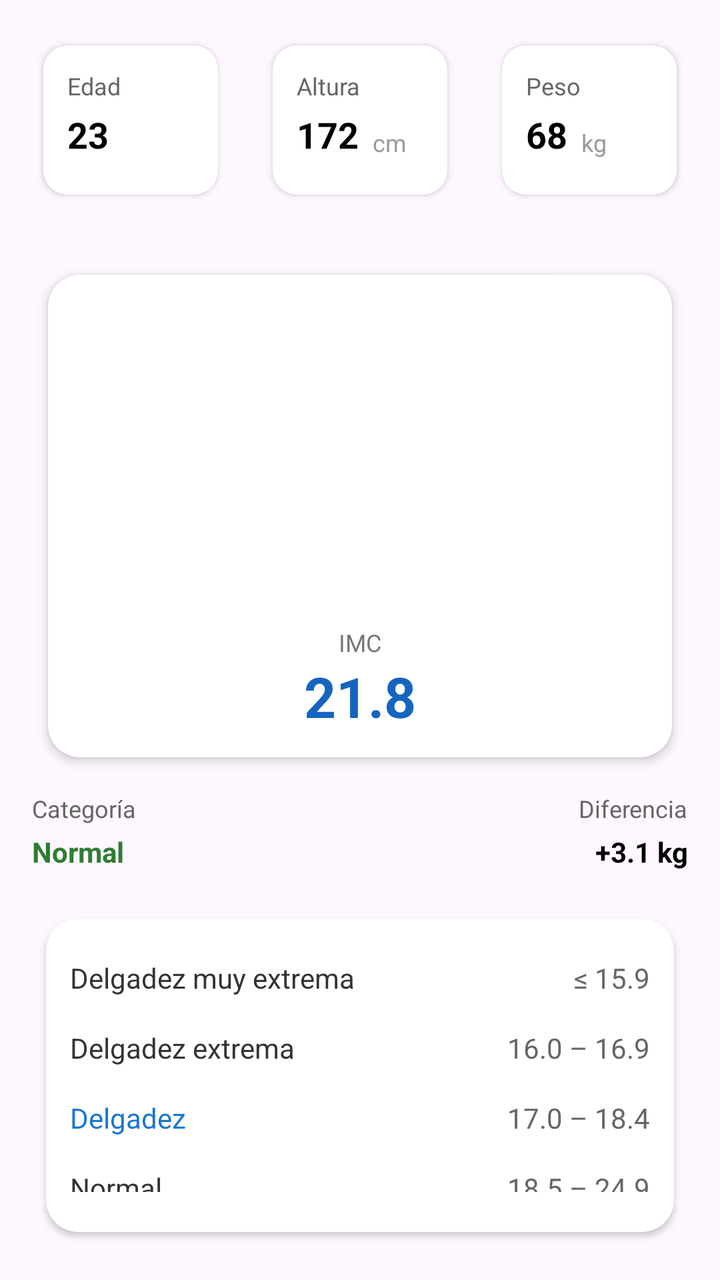
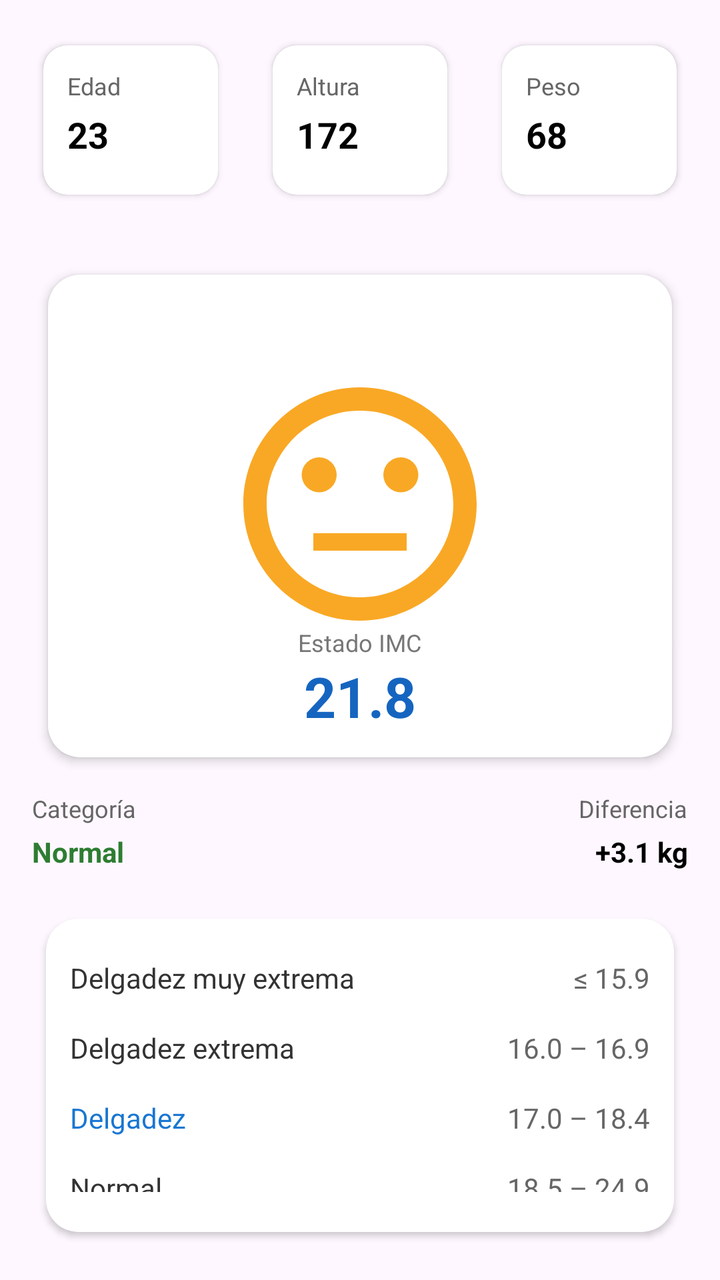

Screens rendered from an Android XML layout before and after an edit, with the pre-edit source and the edit as a unified diff.
<!-- AndroidManifest.xml: application theme Theme.MedTrack -->
<!-- res/layout/view_resumen_salud.xml -->
<?xml version="1.0" encoding="utf-8"?>
<LinearLayout xmlns:android="http://schemas.android.com/apk/res/android"
    xmlns:app="http://schemas.android.com/apk/res-auto"
    android:layout_width="match_parent"
    android:layout_height="wrap_content"
    android:background="?attr/colorSurface"
    android:orientation="vertical">


    <LinearLayout
        android:layout_width="match_parent"
        android:layout_height="wrap_content"
        android:orientation="horizontal"
        android:padding="16dp"
        android:gravity="center">


        <androidx.cardview.widget.CardView
            android:layout_width="0dp"
            android:layout_height="88dp"
            android:layout_weight="1"
            android:layout_marginEnd="8dp"
            app:cardCornerRadius="12dp"
            app:cardElevation="2dp"
            app:cardUseCompatPadding="true">

            <LinearLayout
                android:layout_width="match_parent"
                android:layout_height="match_parent"
                android:orientation="vertical"
                android:padding="12dp">

                <TextView
                    android:layout_width="wrap_content"
                    android:layout_height="wrap_content"
                    android:text="Edad"
                    android:textColor="#666"
                    android:textSize="12sp" />

                <TextView
                    android:layout_width="wrap_content"
                    android:layout_height="wrap_content"
                    android:text="23"
                    android:textStyle="bold"
                    android:textSize="18sp"
                    android:layout_marginTop="4dp" />
            </LinearLayout>
        </androidx.cardview.widget.CardView>


        <androidx.cardview.widget.CardView
            android:layout_width="0dp"
            android:layout_height="88dp"
            android:layout_weight="1"
            android:layout_marginHorizontal="8dp"
            app:cardCornerRadius="12dp"
            app:cardElevation="2dp"
            app:cardUseCompatPadding="true">

            <LinearLayout
                android:layout_width="match_parent"
                android:layout_height="match_parent"
                android:orientation="vertical"
                android:padding="12dp">

                <TextView
                    android:layout_width="wrap_content"
                    android:layout_height="wrap_content"
                    android:text="Altura"
                    android:textColor="#666"
                    android:textSize="12sp" />

                <LinearLayout
                    android:layout_width="wrap_content"
                    android:layout_height="wrap_content"
                    android:orientation="horizontal"
                    android:layout_marginTop="4dp">

                    <TextView
                        android:layout_width="wrap_content"
                        android:layout_height="wrap_content"
                        android:text="172"
                        android:textStyle="bold"
                        android:textSize="18sp" />

                    <TextView
                        android:layout_width="wrap_content"
                        android:layout_height="wrap_content"
                        android:text=" cm"
                        android:textSize="12sp"
                        android:textColor="#999"
                        android:layout_marginStart="4dp"
                        android:layout_gravity="bottom" />
                </LinearLayout>
            </LinearLayout>
        </androidx.cardview.widget.CardView>


        <androidx.cardview.widget.CardView
            android:layout_width="0dp"
            android:layout_height="88dp"
            android:layout_weight="1"
            android:layout_marginStart="8dp"
            app:cardCornerRadius="12dp"
            app:cardElevation="2dp"
            app:cardUseCompatPadding="true">

            <LinearLayout
                android:layout_width="match_parent"
                android:layout_height="match_parent"
                android:orientation="vertical"
                android:padding="12dp">

                <TextView
                    android:layout_width="wrap_content"
                    android:layout_height="wrap_content"
                    android:text="Peso"
                    android:textColor="#666"
                    android:textSize="12sp" />

                <LinearLayout
                    android:layout_width="wrap_content"
                    android:layout_height="wrap_content"
                    android:orientation="horizontal"
                    android:layout_marginTop="4dp">

                    <TextView
                        android:layout_width="wrap_content"
                        android:layout_height="wrap_content"
                        android:text="68"
                        android:textStyle="bold"
                        android:textSize="18sp" />

                    <TextView
                        android:layout_width="wrap_content"
                        android:layout_height="wrap_content"
                        android:text=" kg"
                        android:textSize="12sp"
                        android:textColor="#999"
                        android:layout_marginStart="4dp"
                        android:layout_gravity="bottom" />
                </LinearLayout>
            </LinearLayout>
        </androidx.cardview.widget.CardView>

    </LinearLayout>


    <androidx.cardview.widget.CardView
        android:layout_width="match_parent"
        android:layout_height="260dp"
        android:layout_marginHorizontal="16dp"
        android:layout_marginTop="8dp"
        app:cardCornerRadius="16dp"
        app:cardElevation="3dp"
        app:cardUseCompatPadding="true">

        <FrameLayout
            android:layout_width="match_parent"
            android:layout_height="match_parent">

            <ImageView
                android:layout_width="match_parent"
                android:layout_height="200dp"
                android:layout_gravity="top|center_horizontal"
                android:scaleType="fitCenter"
                android:contentDescription="Gauge IMC" />
            

            <LinearLayout
                android:layout_width="match_parent"
                android:layout_height="wrap_content"
                android:layout_gravity="bottom|center_horizontal"
                android:orientation="vertical"
                android:gravity="center"
                android:paddingBottom="12dp">

                <TextView
                    android:layout_width="wrap_content"
                    android:layout_height="wrap_content"
                    android:text="IMC"
                    android:textColor="#777"
                    android:textSize="12sp" />

                <TextView
                    android:layout_width="wrap_content"
                    android:layout_height="wrap_content"
                    android:text="21.8"
                    android:textStyle="bold"
                    android:textSize="28sp"
                    android:textColor="#1565C0" />
            </LinearLayout>
        </FrameLayout>
    </androidx.cardview.widget.CardView>


    <LinearLayout
        android:layout_width="match_parent"
        android:layout_height="wrap_content"
        android:orientation="horizontal"
        android:paddingHorizontal="16dp"
        android:paddingTop="8dp">

        <LinearLayout
            android:layout_width="0dp"
            android:layout_height="wrap_content"
            android:layout_weight="1"
            android:orientation="vertical">

            <TextView
                android:layout_width="wrap_content"
                android:layout_height="wrap_content"
                android:text="Categoría"
                android:textColor="#666"
                android:textSize="12sp" />

            <TextView
                android:layout_width="wrap_content"
                android:layout_height="wrap_content"
                android:text="Normal"
                android:textColor="#2E7D32"
                android:textStyle="bold"
                android:layout_marginTop="4dp" />
        </LinearLayout>

        <LinearLayout
            android:layout_width="0dp"
            android:layout_height="wrap_content"
            android:layout_weight="1"
            android:gravity="end"
            android:orientation="vertical">

            <TextView
                android:layout_width="wrap_content"
                android:layout_height="wrap_content"
                android:text="Diferencia"
                android:textColor="#666"
                android:textSize="12sp" />

            <TextView
                android:layout_width="wrap_content"
                android:layout_height="wrap_content"
                android:text="+3.1 kg"
                android:textStyle="bold"
                android:layout_marginTop="4dp" />
        </LinearLayout>
    </LinearLayout>


    <androidx.cardview.widget.CardView
        android:layout_width="match_parent"
        android:layout_height="wrap_content"
        android:layout_margin="16dp"
        app:cardCornerRadius="16dp"
        app:cardElevation="2dp"
        app:cardUseCompatPadding="true">

        <LinearLayout
            android:layout_width="match_parent"
            android:layout_height="wrap_content"
            android:orientation="vertical"
            android:padding="12dp">

            <LinearLayout
                android:layout_width="match_parent"
                android:layout_height="wrap_content"
                android:orientation="horizontal"
                android:paddingVertical="8dp">
                <TextView
                    android:layout_width="0dp"
                    android:layout_height="wrap_content"
                    android:layout_weight="1"
                    android:text="Delgadez muy extrema"
                    android:textSize="14sp"
                    android:textColor="#333"/>
                <TextView
                    android:layout_width="wrap_content"
                    android:layout_height="wrap_content"
                    android:text="≤ 15.9"
                    android:textSize="14sp"
                    android:textColor="#666"/>
            </LinearLayout>

            <LinearLayout
                android:layout_width="match_parent"
                android:layout_height="wrap_content"
                android:orientation="horizontal"
                android:paddingVertical="8dp">
                <TextView
                    android:layout_width="0dp"
                    android:layout_height="wrap_content"
                    android:layout_weight="1"
                    android:text="Delgadez extrema"
                    android:textSize="14sp"
                    android:textColor="#333"/>
                <TextView
                    android:layout_width="wrap_content"
                    android:layout_height="wrap_content"
                    android:text="16.0 – 16.9"
                    android:textSize="14sp"
                    android:textColor="#666"/>
            </LinearLayout>

            <LinearLayout
                android:layout_width="match_parent"
                android:layout_height="wrap_content"
                android:orientation="horizontal"
                android:paddingVertical="8dp">
                <TextView
                    android:layout_width="0dp"
                    android:layout_height="wrap_content"
                    android:layout_weight="1"
                    android:text="Delgadez"
                    android:textSize="14sp"
                    android:textColor="#1976D2"/>
                <TextView
                    android:layout_width="wrap_content"
                    android:layout_height="wrap_content"
                    android:text="17.0 – 18.4"
                    android:textSize="14sp"
                    android:textColor="#666"/>
            </LinearLayout>

            <LinearLayout
                android:layout_width="match_parent"
                android:layout_height="wrap_content"
                android:orientation="horizontal"
                android:paddingVertical="8dp">
                <TextView
                    android:layout_width="0dp"
                    android:layout_height="wrap_content"
                    android:layout_weight="1"
                    android:text="Normal"
                    android:textSize="14sp"
                    android:textColor="#333"/>
                <TextView
                    android:layout_width="wrap_content"
                    android:layout_height="wrap_content"
                    android:text="18.5 – 24.9"
                    android:textSize="14sp"
                    android:textColor="#666"/>
            </LinearLayout>
            
            <LinearLayout
                android:layout_width="match_parent"
                android:layout_height="wrap_content"
                android:orientation="horizontal"
                android:paddingVertical="8dp">
                <TextView
                    android:layout_width="0dp"
                    android:layout_height="wrap_content"
                    android:layout_weight="1"
                    android:text="Sobrepeso"
                    android:textSize="14sp"
                    android:textColor="#333"/>
                <TextView
                    android:layout_width="wrap_content"
                    android:layout_height="wrap_content"
                    android:text="25.0 – 29.9"
                    android:textSize="14sp"
                    android:textColor="#666"/>
            </LinearLayout>

            <LinearLayout
                android:layout_width="match_parent"
                android:layout_height="wrap_content"
                android:orientation="horizontal"
                android:paddingVertical="8dp">
                <TextView
                    android:layout_width="0dp"
                    android:layout_height="wrap_content"
                    android:layout_weight="1"
                    android:text="Obesidad grado I"
                    android:textSize="14sp"
                    android:textColor="#333"/>
                <TextView
                    android:layout_width="wrap_content"
                    android:layout_height="wrap_content"
                    android:text="30.0 – 34.9"
                    android:textSize="14sp"
                    android:textColor="#666"/>
            </LinearLayout>

            <LinearLayout
                android:layout_width="match_parent"
                android:layout_height="wrap_content"
                android:orientation="horizontal"
                android:paddingVertical="8dp">
                <TextView
                    android:layout_width="0dp"
                    android:layout_height="wrap_content"
                    android:layout_weight="1"
                    android:text="Obesidad grado II"
                    android:textSize="14sp"
                    android:textColor="#333"/>
                <TextView
                    android:layout_width="wrap_content"
                    android:layout_height="wrap_content"
                    android:text="35.0 – 39.9"
                    android:textSize="14sp"
                    android:textColor="#666"/>
            </LinearLayout>

            <LinearLayout
                android:layout_width="match_parent"
                android:layout_height="wrap_content"
                android:orientation="horizontal"
                android:paddingVertical="8dp">
                <TextView
                    android:layout_width="0dp"
                    android:layout_height="wrap_content"
                    android:layout_weight="1"
                    android:text="Obesidad grado III"
                    android:textSize="14sp"
                    android:textColor="#333"/>
                <TextView
                    android:layout_width="wrap_content"
                    android:layout_height="wrap_content"
                    android:text="≥ 40.0"
                    android:textSize="14sp"
                    android:textColor="#666"/>
            </LinearLayout>
        </LinearLayout>
    </androidx.cardview.widget.CardView>

    <TextView
        android:layout_width="match_parent"
        android:layout_height="wrap_content"
        android:text="Peso normal    61.0 – 74.3 kg"
        android:textStyle="bold"
        android:paddingHorizontal="16dp"
        android:paddingBottom="16dp" />

</LinearLayout>
<!-- resources referenced by this layout -->
<resources>
  <style name="Theme.MedTrack" parent="Theme.Material3.Light.NoActionBar">
          <item name="colorPrimary">@color/purple_500</item>
          <item name="colorSecondary">@color/teal_200</item>
          <item name="android:windowBackground">@color/background_light</item>
          <item name="android:textColor">@color/text_primary_light</item>
      </style>
  <color name="purple_500">#6200EE</color>
  <color name="teal_200">#03DAC5</color>
  <color name="background_light">#FAFAFA</color>
  <color name="text_primary_light">#000000</color>
</resources>

<!-- the commit's change to res/layout/view_resumen_salud.xml (unified diff, before → after) -->
@@ -2,6 +2,8 @@
 <LinearLayout xmlns:android="http://schemas.android.com/apk/res/android"
     xmlns:app="http://schemas.android.com/apk/res-auto"
     android:layout_width="match_parent"
+   
+    android:id="@+id/include_resumen_salud"
     android:layout_height="wrap_content"
     android:background="?attr/colorSurface"
     android:orientation="vertical">
@@ -38,12 +40,14 @@
                     android:textSize="12sp" />
 
                 <TextView
-                    android:layout_width="wrap_content"
-                    android:layout_height="wrap_content"
+                    android:id="@+id/tv_edad"
+                    android:layout_width="wrap_content"
+                    android:layout_height="wrap_content"
+                    android:layout_marginTop="4dp"
                     android:text="23"
-                    android:textStyle="bold"
                     android:textSize="18sp"
-                    android:layout_marginTop="4dp" />
+                    android:textStyle="bold" />
+
             </LinearLayout>
         </androidx.cardview.widget.CardView>
 
@@ -77,6 +81,7 @@
                     android:layout_marginTop="4dp">
 
                     <TextView
+                        android:id="@+id/tv_altura"
                         android:layout_width="wrap_content"
                         android:layout_height="wrap_content"
                         android:text="172"
@@ -86,11 +91,11 @@
                     <TextView
                         android:layout_width="wrap_content"
                         android:layout_height="wrap_content"
-                        android:text=" cm"
-                        android:textSize="12sp"
+                        android:layout_gravity="bottom"
+                        android:layout_marginStart="4dp"
+                        android:text=" "
                         android:textColor="#999"
-                        android:layout_marginStart="4dp"
-                        android:layout_gravity="bottom" />
+                        android:textSize="12sp" />
                 </LinearLayout>
             </LinearLayout>
         </androidx.cardview.widget.CardView>
@@ -125,6 +130,7 @@
                     android:layout_marginTop="4dp">
 
                     <TextView
+                        android:id="@+id/tv_peso"
                         android:layout_width="wrap_content"
                         android:layout_height="wrap_content"
                         android:text="68"
@@ -134,7 +140,7 @@
                     <TextView
                         android:layout_width="wrap_content"
                         android:layout_height="wrap_content"
-                        android:text=" kg"
+                        android:text=" "
                         android:textSize="12sp"
                         android:textColor="#999"
                         android:layout_marginStart="4dp"
@@ -160,35 +166,39 @@
             android:layout_height="match_parent">
 
             <ImageView
-                android:layout_width="match_parent"
-                android:layout_height="200dp"
-                android:layout_gravity="top|center_horizontal"
-                android:scaleType="fitCenter"
-                android:contentDescription="Gauge IMC" />
-            
+
+                android:id="@+id/iv_face"
+                android:layout_width="140dp"
+                android:layout_height="140dp"
+                android:layout_gravity="center"
+                android:layout_marginBottom="6dp"
+                android:contentDescription="Estado IMC"
+                android:src="@drawable/ic_face_neutral" />
+
 
             <LinearLayout
                 android:layout_width="match_parent"
                 android:layout_height="wrap_content"
                 android:layout_gravity="bottom|center_horizontal"
+                android:gravity="center"
                 android:orientation="vertical"
-                android:gravity="center"
                 android:paddingBottom="12dp">
 
                 <TextView
                     android:layout_width="wrap_content"
                     android:layout_height="wrap_content"
-                    android:text="IMC"
+                    android:text="@string/imc_estado"
                     android:textColor="#777"
                     android:textSize="12sp" />
 
                 <TextView
+                    android:id="@+id/tv_imc"
                     android:layout_width="wrap_content"
                     android:layout_height="wrap_content"
                     android:text="21.8"
-                    android:textStyle="bold"
+                    android:textColor="#1565C0"
                     android:textSize="28sp"
-                    android:textColor="#1565C0" />
+                    android:textStyle="bold" />
             </LinearLayout>
         </FrameLayout>
     </androidx.cardview.widget.CardView>
@@ -215,6 +225,7 @@
                 android:textSize="12sp" />
 
             <TextView
+                android:id="@+id/tv_categoria"
                 android:layout_width="wrap_content"
                 android:layout_height="wrap_content"
                 android:text="Normal"
@@ -256,17 +267,21 @@
         app:cardUseCompatPadding="true">
 
         <LinearLayout
+
             android:layout_width="match_parent"
             android:layout_height="wrap_content"
             android:orientation="vertical"
             android:padding="12dp">
 
             <LinearLayout
-                android:layout_width="match_parent"
-                android:layout_height="wrap_content"
-                android:orientation="horizontal"
-                android:paddingVertical="8dp">
-                <TextView
+                android:id="@+id/row_delgadez_muy_extrema"
+
+                android:layout_width="match_parent"
+                android:layout_height="wrap_content"
+                android:orientation="horizontal"
+                android:paddingVertical="8dp">
+                <TextView
+
                     android:layout_width="0dp"
                     android:layout_height="wrap_content"
                     android:layout_weight="1"
@@ -282,6 +297,7 @@
             </LinearLayout>
 
             <LinearLayout
+                android:id="@+id/row_delgadez_extrema"
                 android:layout_width="match_parent"
                 android:layout_height="wrap_content"
                 android:orientation="horizontal"
@@ -302,6 +318,7 @@
             </LinearLayout>
 
             <LinearLayout
+                android:id="@+id/row_delgadez"
                 android:layout_width="match_parent"
                 android:layout_height="wrap_content"
                 android:orientation="horizontal"
@@ -322,6 +339,7 @@
             </LinearLayout>
 
             <LinearLayout
+                android:id="@+id/row_normal"
                 android:layout_width="match_parent"
                 android:layout_height="wrap_content"
                 android:orientation="horizontal"
@@ -342,6 +360,7 @@
             </LinearLayout>
             
             <LinearLayout
+                android:id="@+id/row_sobrepeso"
                 android:layout_width="match_parent"
                 android:layout_height="wrap_content"
                 android:orientation="horizontal"
@@ -362,6 +381,7 @@
             </LinearLayout>
 
             <LinearLayout
+                android:id="@+id/row_obesidad_1"
                 android:layout_width="match_parent"
                 android:layout_height="wrap_content"
                 android:orientation="horizontal"
@@ -381,54 +401,12 @@
                     android:textColor="#666"/>
             </LinearLayout>
 
-            <LinearLayout
-                android:layout_width="match_parent"
-                android:layout_height="wrap_content"
-                android:orientation="horizontal"
-                android:paddingVertical="8dp">
-                <TextView
-                    android:layout_width="0dp"
-                    android:layout_height="wrap_content"
-                    android:layout_weight="1"
-                    android:text="Obesidad grado II"
-                    android:textSize="14sp"
-                    android:textColor="#333"/>
-                <TextView
-                    android:layout_width="wrap_content"
-                    android:layout_height="wrap_content"
-                    android:text="35.0 – 39.9"
-                    android:textSize="14sp"
-                    android:textColor="#666"/>
-            </LinearLayout>
-
-            <LinearLayout
-                android:layout_width="match_parent"
-                android:layout_height="wrap_content"
-                android:orientation="horizontal"
-                android:paddingVertical="8dp">
-                <TextView
-                    android:layout_width="0dp"
-                    android:layout_height="wrap_content"
-                    android:layout_weight="1"
-                    android:text="Obesidad grado III"
-                    android:textSize="14sp"
-                    android:textColor="#333"/>
-                <TextView
-                    android:layout_width="wrap_content"
-                    android:layout_height="wrap_content"
-                    android:text="≥ 40.0"
-                    android:textSize="14sp"
-                    android:textColor="#666"/>
-            </LinearLayout>
+
+
+
         </LinearLayout>
     </androidx.cardview.widget.CardView>
 
-    <TextView
-        android:layout_width="match_parent"
-        android:layout_height="wrap_content"
-        android:text="Peso normal    61.0 – 74.3 kg"
-        android:textStyle="bold"
-        android:paddingHorizontal="16dp"
-        android:paddingBottom="16dp" />
+
 
 </LinearLayout>
<!-- resource entries referenced after the edit -->
@@ -1,5 +1,24 @@
 <!-- resources referenced by this layout -->
 <resources>
+  <!-- drawable ic_face_neutral (drawable) -->
+  <?xml version="1.0" encoding="utf-8"?>
+  <vector xmlns:android="http://schemas.android.com/apk/res/android"
+      android:width="24dp"
+      android:height="24dp"
+      android:viewportWidth="24"
+      android:viewportHeight="24">
+  
+      <path android:fillColor="#F9A825"
+          android:pathData="M15.5,9.5m-1.5,0a1.5,1.5 0,1 1,3 0a1.5,1.5 0,1 1,-3 0"/>
+      <path android:fillColor="#F9A825"
+          android:pathData="M8.5,9.5m-1.5,0a1.5,1.5 0,1 1,3 0a1.5,1.5 0,1 1,-3 0"/>
+  
+      <path android:fillColor="#F9A825"
+          android:pathData="M11.99,2C6.47,2 2,6.48 2,12s4.47,10 9.99,10C17.52,22 22,17.52 22,12S17.52,2 11.99,2z
+          M12,20c-4.42,0 -8,-3.58 -8,-8s3.58,-8 8,-8 8,3.58 8,8 -3.58,8 -8,8z
+          M8,14.5h8v1.5h-8z"/>
+  </vector>
+  <string name="imc_estado">Estado IMC</string>
   <style name="Theme.MedTrack" parent="Theme.Material3.Light.NoActionBar">
           <item name="colorPrimary">@color/purple_500</item>
           <item name="colorSecondary">@color/teal_200</item>
